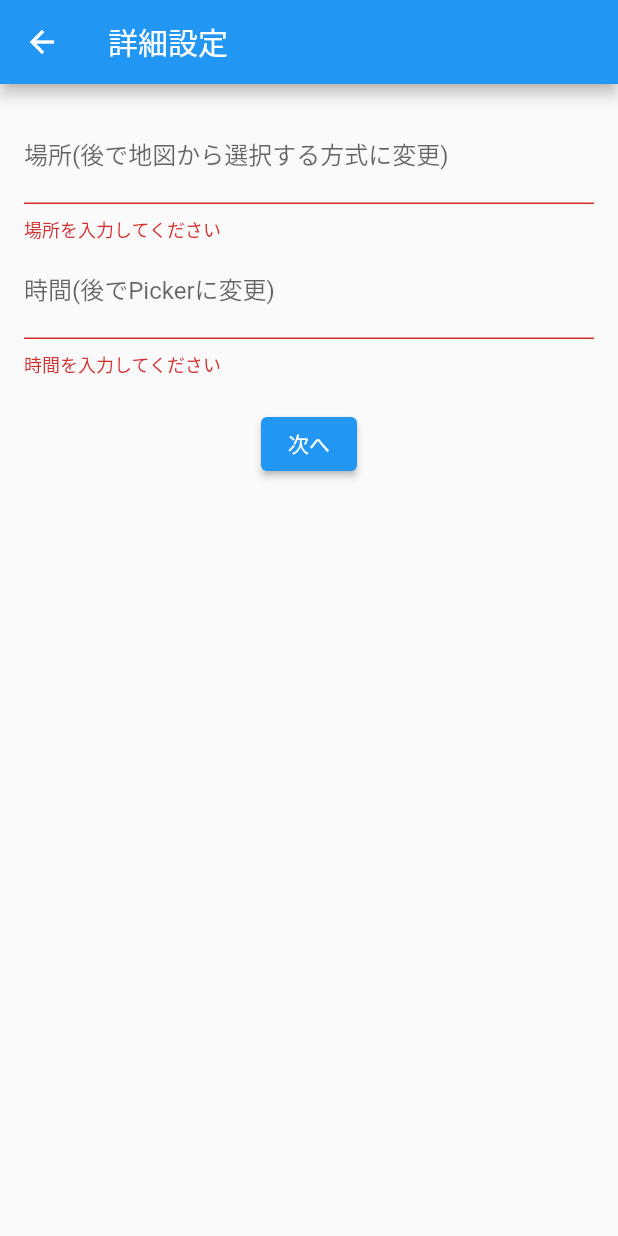
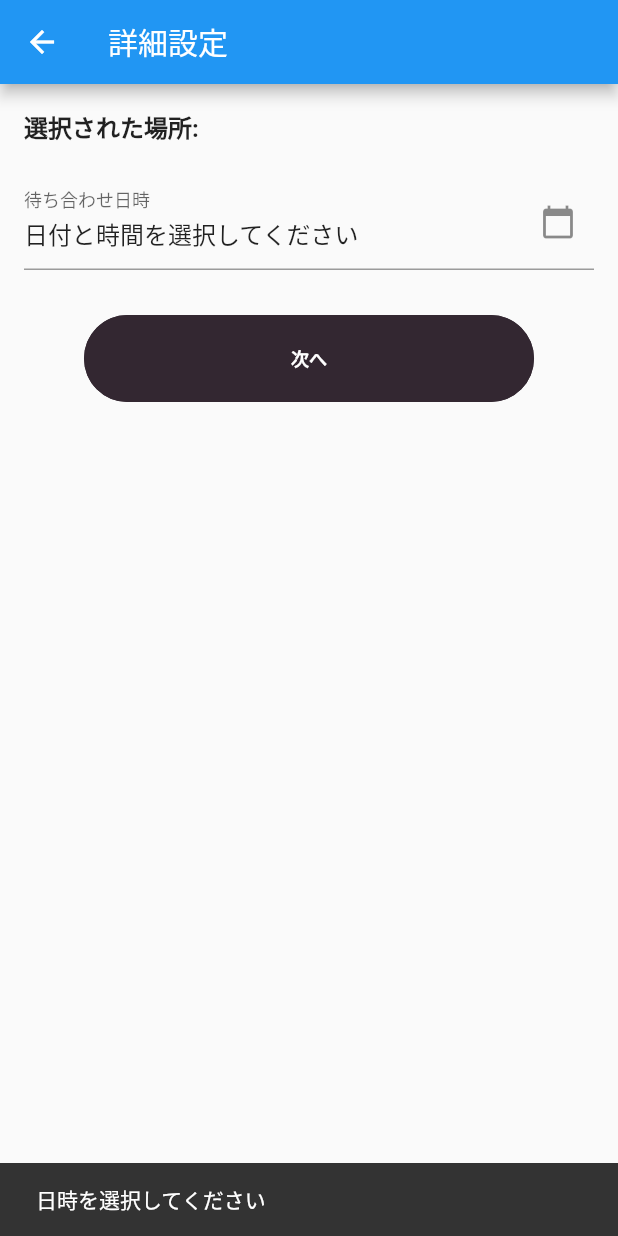
Before and after one commit to Al-Mikan/mesh-frontend, a Flutter app: the SetDetailsPage screen opened directly with empty values, after a tap on "次へ", on a phone screen of 412 x 824 dp. Run offline on Flutter 3.47's test engine with Material 3 defaults, Android fonts, the phone set to English and light mode, and no system bars; our stand-ins replace app_links, dio, flutter_datetime_picker_plus, google_maps_flutter, location, permission_handler and 1 more; missing offline and left inert: background_locator_2; accounts and stored records are empty.

Commit message:
日時設定画面

```diff
--- a/lib/home_page.dart
+++ b/lib/home_page.dart
@@ -1,6 +1,6 @@
 import 'package:flutter/material.dart';
 import 'package:mesh_frontend/map_share_page.dart';
-import 'package:mesh_frontend/set_details_page.dart';
+import 'package:mesh_frontend/set_location_page.dart';
 import 'package:shared_preferences/shared_preferences.dart';
 import 'package:mesh_frontend/components/button.dart';
 import 'package:uuid/uuid.dart';
@@ -66,7 +66,7 @@ class _HomePageState extends State<HomePage> {
     // 詳細設定画面に遷移
     Navigator.of(context).push(
       MaterialPageRoute(
-        builder: (context) => SetDetailsPage(groupId: newGroupId),
+        builder: (context) => SetLocationPage(groupId: newGroupId),
       ),
     );
   }
--- a/lib/set_details_page.dart
+++ b/lib/set_details_page.dart
@@ -1,86 +1,116 @@
 import 'package:flutter/material.dart';
 import 'package:mesh_frontend/set_name_page.dart';
+import 'package:mesh_frontend/components/button.dart';
+import 'package:flutter_datetime_picker_plus/flutter_datetime_picker_plus.dart'
+    as picker;
+import 'package:intl/intl.dart'; // 日付のフォーマットに使用
 
 class SetDetailsPage extends StatefulWidget {
   final String groupId;
+  final String location;
 
-  const SetDetailsPage({super.key, required this.groupId});
+  const SetDetailsPage({
+    super.key,
+    required this.groupId,
+    required this.location,
+  });
 
   @override
   State<SetDetailsPage> createState() => _SetDetailsPageState();
 }
 
 class _SetDetailsPageState extends State<SetDetailsPage> {
-  final _locationController = TextEditingController();
-  final _timeController = TextEditingController();
-  final _formKey = GlobalKey<FormState>();
+  DateTime? _selectedDateTime;
 
-  @override
-  void dispose() {
-    _locationController.dispose();
-    _timeController.dispose();
-    super.dispose();
+  /// 日時ピッカー
+  void _pickDateTime() {
+    picker.DatePicker.showDateTimePicker(
+      context,
+      showTitleActions: true, // 上部に「完了」「キャンセル」などのボタンを表示
+      minTime: DateTime.now(), // 最小日付を今日に設定
+      maxTime: DateTime.now().add(const Duration(days: 365)), // 最大を1年先に
+      locale: picker.LocaleType.jp, // 日本語ロケール
+      onChanged: (date) {},
+      onConfirm: (date) {
+        setState(() {
+          _selectedDateTime = date;
+        });
+      },
+      currentTime: DateTime.now(),
+    );
   }
 
-  void _submit() {
-    if (_formKey.currentState!.validate()) {
-      final location = _locationController.text.trim();
-      final time = _timeController.text.trim();
+  /// 「次へ」ボタンを押したとき
+  void _submitDetails() {
+    if (_selectedDateTime == null) {
+      ScaffoldMessenger.of(
+        context,
+      ).showSnackBar(const SnackBar(content: Text('日時を選択してください')));
+      return;
+    }
 
-      // 名前入力画面へ遷移
-      Navigator.of(context).push(
-        MaterialPageRoute(
-          builder:
-              (context) => SetNamePage(
-                groupId: widget.groupId,
-                location: location,
-                time: time,
-              ),
-        ),
-      );
-    }
+    // 🔸 yyyy年MM月dd日 HH:mm 形式にフォーマット
+    final formattedDateTime = DateFormat(
+      'MM月dd日 HH:mm',
+    ).format(_selectedDateTime!);
+
+    // 🔽 名前入力ページへ遷移
+    Navigator.of(context).push(
+      MaterialPageRoute(
+        builder:
+            (context) => SetNamePage(
+              groupId: widget.groupId,
+              location: widget.location,
+              time: formattedDateTime,
+            ),
+      ),
+    );
   }
 
   @override
   Widget build(BuildContext context) {
+    // 🔸 TextFormField の表示用 (日時を文字列に変換)
+    final displayText =
+        _selectedDateTime == null
+            ? '日付と時間を選択してください'
+            : DateFormat('MM月dd日 HH:mm').format(_selectedDateTime!);
+
     return Scaffold(
       appBar: AppBar(title: const Text('詳細設定')),
       body: Padding(
         padding: const EdgeInsets.all(16.0),
-        child: Form(
-          key: _formKey,
-          child: Column(
-            children: <Widget>[
-              TextFormField(
-                controller: _locationController,
-                decoration: const InputDecoration(
-                  labelText: '場所(後で地図から選択する方式に変更)',
-                  hintText: '場所を入力',
+        child: Column(
+          crossAxisAlignment: CrossAxisAlignment.start,
+          children: <Widget>[
+            Text(
+              '選択された場所: ${widget.location}',
+              style: const TextStyle(fontSize: 16, fontWeight: FontWeight.bold),
+            ),
+            const SizedBox(height: 20),
+
+            // 🔸 flutter_datetime_picker_plus を使う
+            GestureDetector(
+              onTap: _pickDateTime,
+              child: AbsorbPointer(
+                child: TextFormField(
+                  decoration: const InputDecoration(
+                    labelText: '待ち合わせ日時',
+                    hintText: '日付と時間を選択',
+                    suffixIcon: Icon(Icons.calendar_today),
+                  ),
+                  controller: TextEditingController(text: displayText),
                 ),
-                validator: (value) {
-                  if (value == null || value.isEmpty) {
-                    return '場所を入力してください';
-                  }
-                  return null;
-                },
               ),
-              TextFormField(
-                controller: _timeController,
-                decoration: const InputDecoration(
-                  labelText: '時間(後でPickerに変更)',
-                  hintText: '待ち合わせ時間を入力',
-                ),
-                validator: (value) {
-                  if (value == null || value.isEmpty) {
-                    return '時間を入力してください';
-                  }
-                  return null;
-                },
-              ),
-              const SizedBox(height: 20),
-              ElevatedButton(onPressed: _submit, child: const Text('次へ')),
-            ],
-          ),
+            ),
+
+            const SizedBox(height: 30),
+
+            OriginalButton(
+              text: "次へ",
+              onPressed: _submitDetails,
+              fill: true, // 背景色あり
+            ),
+          ],
         ),
       ),
     );
--- a/pubspec.yaml
+++ b/pubspec.yaml
@@ -43,6 +43,8 @@ dependencies:
   location: ^8.0.0
   permission_handler: ^11.4.0
   app_links: ^6.4.0
+  flutter_datetime_picker_plus: ^2.2.0
+  intl: ^0.20.2
 
 dev_dependencies:
   flutter_test:
```
Also changed, not shown: lib/set_location_page.dart (added, +66 -0 lines), pubspec.lock.
